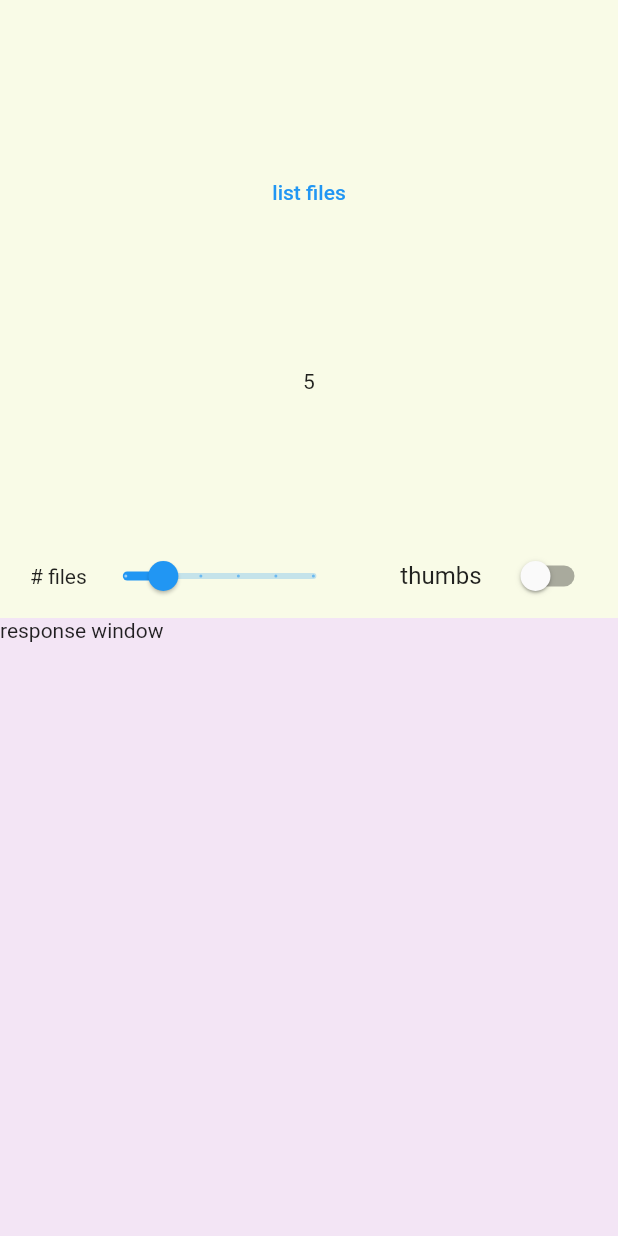
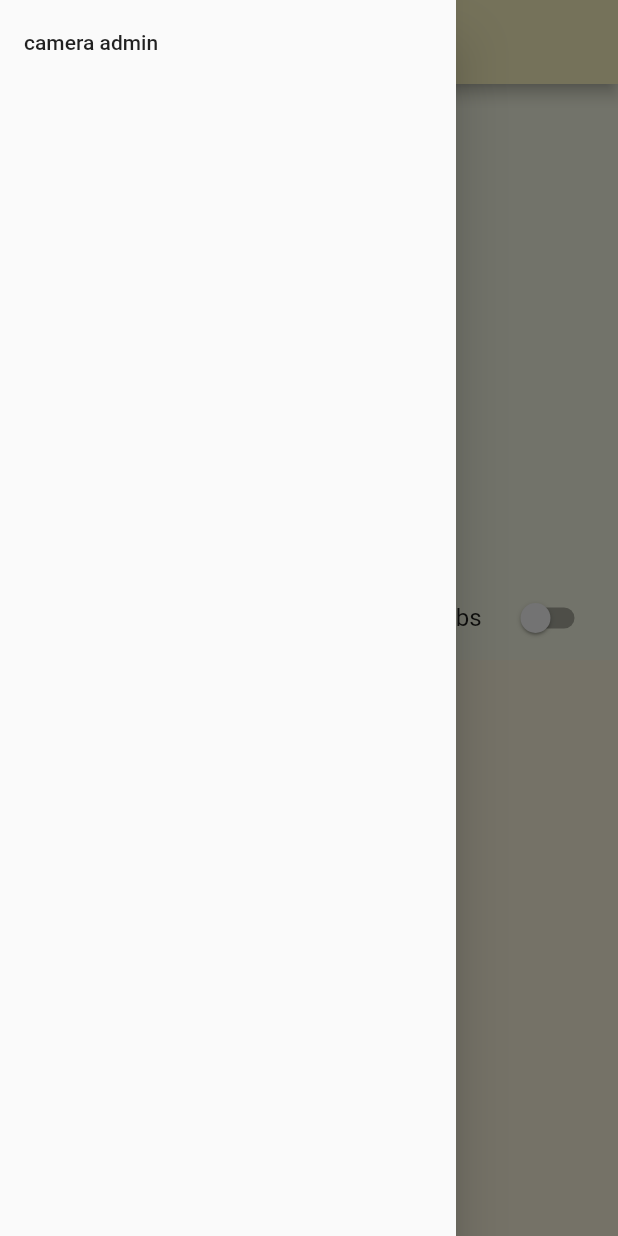
Before and after one commit to codetricity/theta_list_files, a Flutter app: the screen it shows after launch, with the side drawer open (before the commit the screen has no drawer), on a phone screen of 412 x 824 dp. Run offline on Flutter 3.47's test engine with Material 2 defaults, Android fonts, the light colour scheme and no system bars; missing offline and left inert: panorama.

Commit message:
added navigation drawer and admin screen

```diff
--- a/lib/main.dart
+++ b/lib/main.dart
@@ -1,10 +1,11 @@
 import 'package:flutter/material.dart';
+import 'package:lf/view/screens/admin/admin_screen_main.dart';
 import 'models/response_notifier.dart';
 import 'package:provider/provider.dart';
 
 import 'view/screens/image_screen.dart';
 import 'models/request_notifier.dart';
-import 'view/screens/home_screen.dart';
+import 'view/screens/home/home_screen.dart';
 
 void main() {
   runApp(
@@ -25,7 +26,8 @@ class MyApp extends StatelessWidget {
       debugShowCheckedModeBanner: false,
       routes: {
         '/': (context) => HomeScreen(),
-        '/image': (context) => ImageScreen()
+        '/image': (context) => ImageScreen(),
+        'admin': (context) => AdminScreen(),
       },
       initialRoute: '/',
     );
--- /dev/null
+++ b/lib/view/screens/home/home_nav_drawer.dart
@@ -0,0 +1,22 @@
+import 'package:flutter/material.dart';
+import 'package:provider/provider.dart';
+
+class HomeNavDrawer extends StatelessWidget {
+  const HomeNavDrawer({
+    Key? key,
+  }) : super(key: key);
+
+  @override
+  Widget build(BuildContext context) {
+    return Drawer(
+      child: ListView(
+        children: [
+          ListTile(
+            title: Text('camera admin'),
+            onTap: () {},
+          ),
+        ],
+      ),
+    );
+  }
+}
--- a/lib/view/screens/home_screen.dart
+++ b/lib/view/screens/home/home_screen.dart
@@ -1,6 +1,8 @@
 import 'package:flutter/material.dart';
 import 'package:lf/view/sections/request/request_window.dart';
 import 'package:lf/view/sections/response/response_window.dart';
+
+import 'home_nav_drawer.dart';
 
 class HomeScreen extends StatelessWidget {
   const HomeScreen({
@@ -10,6 +12,11 @@ class HomeScreen extends StatelessWidget {
   @override
   Widget build(BuildContext context) {
     return Scaffold(
+      drawer: HomeNavDrawer(),
+      appBar: AppBar(
+        iconTheme: IconThemeData(color: Color(0xffd84315)),
+        backgroundColor: Colors.yellow[100],
+      ),
       body: Column(
         children: [
           RequestWindow(),
--- a/lib/view/sections/response/response_window.dart
+++ b/lib/view/sections/response/response_window.dart
@@ -13,7 +13,7 @@ class ResponseWindow extends StatelessWidget {
       flex: 2,
       child: Container(
         width: double.infinity,
-        color: Colors.purple[50],
+        color: Color(0xfffff8e1),
         child: context.watch<ResponseNotifier>().responseWindowContents,
       ),
     );
```
Also changed, not shown: lib/view/screens/admin/admin_screen_main.dart (added, +15 -0 lines), 1 other file.
